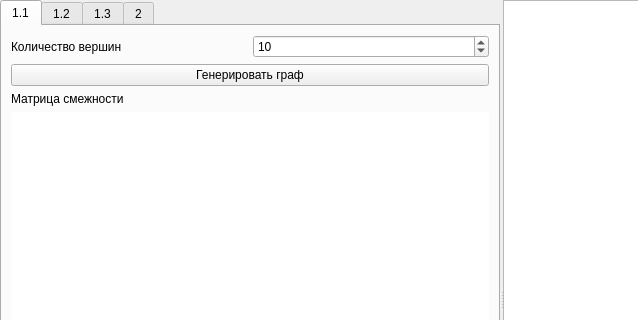
Before: the Qt Designer form L1-GUI/Lab1.ui in mariohuq/polytech-graph-theory, drawn with Qt 5; both pictures show x 0 to 638 and y 0 to 320 of the 916 by 597 pixel window.
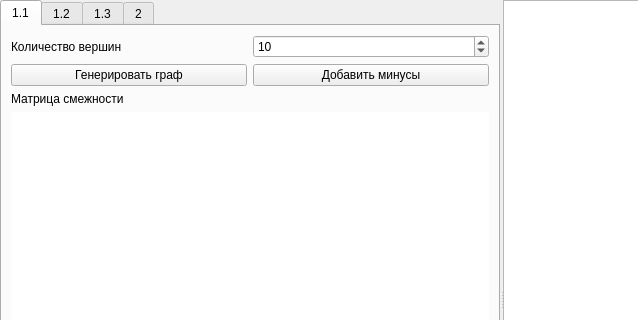
After: the same form once the commit is applied. The open tabs and pages were chosen to show the change.

```diff
--- a/L1-GUI/Lab1.ui
+++ b/L1-GUI/Lab1.ui
@@ -77,11 +77,22 @@
          </layout>
         </item>
         <item>
+         <layout class="QHBoxLayout" name="horizontalLayout_99">
+          <item>
          <widget class="QPushButton" name="generate">
           <property name="text">
            <string>Генерировать граф</string>
           </property>
          </widget>
+          </item>
+          <item>
+           <widget class="QPushButton" name="addMinuses">
+            <property name="text">
+             <string>Добавить минусы</string>
+            </property>
+           </widget>
+          </item>
+         </layout>
         </item>
         <item>
          <widget class="QLabel" name="label_2">
```
Left out of the diff: 2 changed lines with no effect on the pictures. Lines whose indentation alone changed are shown as unchanged.
